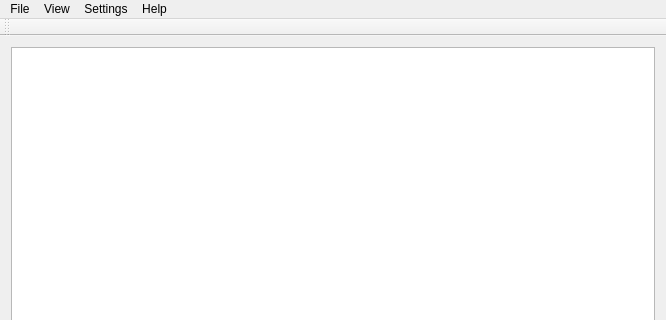
udif/qautorouter-svn, file forms/qautorouter.ui: the form before one commit; both pictures show x 0 to 666 and y 0 to 320 of the 666 by 499 pixel window.
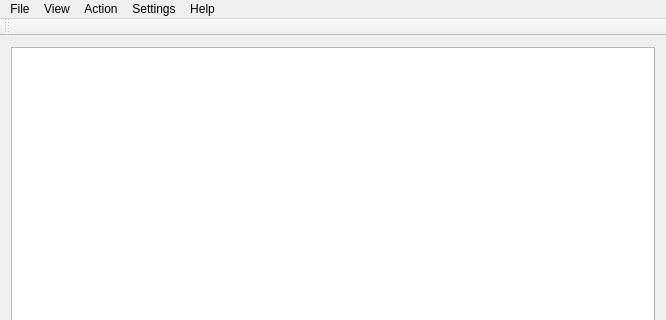
The form after the commit.

Commit message: - Some work on plugin-api. - Routing start/stop actions implimented. - Plugin status string callback implimented.

```diff
--- a/forms/qautorouter.ui
+++ b/forms/qautorouter.ui
@@ -56,11 +56,19 @@
     <addaction name="actionOpen"/>
     <addaction name="actionSave"/>
     <addaction name="actionSave_As"/>
-	<addaction name="separator"/>
-	<addaction name="actionQuit"/>
+    <addaction name="separator"/>
+    <addaction name="actionQuit"/>
+   </widget>
+   <widget class="QMenu" name="menuAction">
+    <property name="title">
+     <string>Action</string>
+    </property>
+    <addaction name="actionStart"/>
+    <addaction name="actionStop"/>
    </widget>
    <addaction name="menuFile"/>
    <addaction name="menuView"/>
+   <addaction name="menuAction"/>
    <addaction name="menuSettings"/>
    <addaction name="menuHelp"/>
   </widget>
```
Left out of the diff: 10 changed lines with no effect on the pictures. The commit also changes 7 other files.
